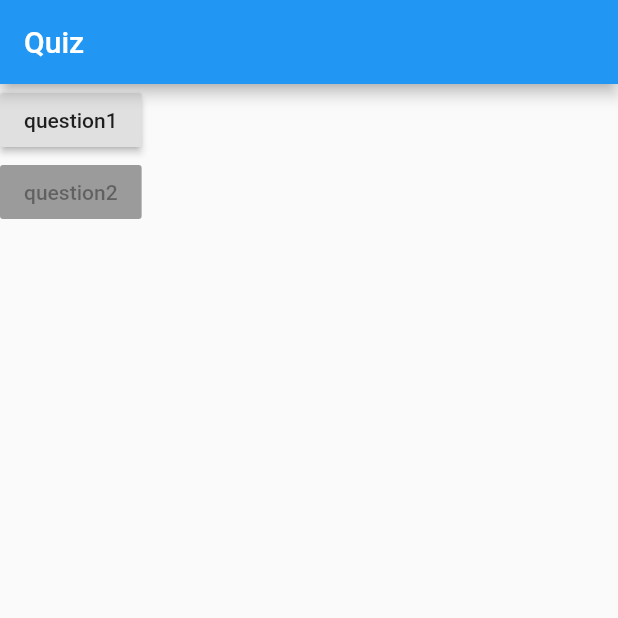
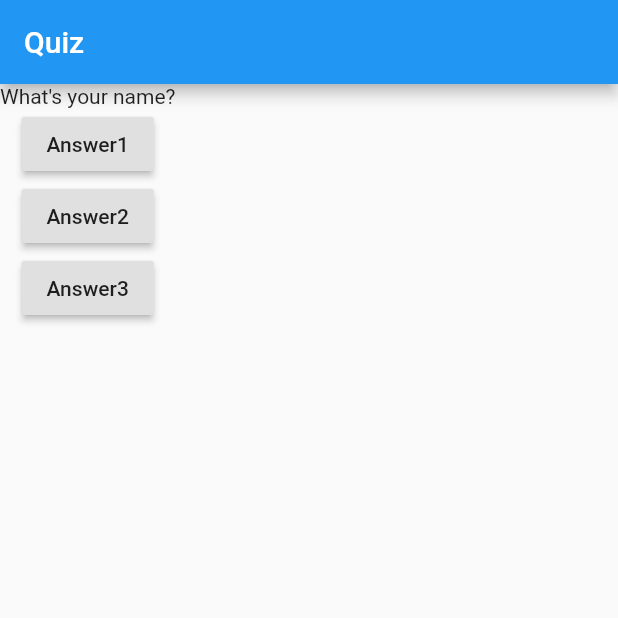
Before and after one commit to amrhesham95/Flutter_Project1_QuizApp, a Flutter app: the screen it shows after launch, on a phone screen of 412 x 824 dp, the top half of it. Run offline on Flutter 3.47's test engine with Material 2 defaults, Android fonts, the phone set to English and light mode, and no system bars.

Commit message:
adding questions and answers

```diff
--- a/Quiz_App/lib/main.dart
+++ b/Quiz_App/lib/main.dart
@@ -5,7 +5,18 @@ void main() {
 }
 
 class MyApp extends StatelessWidget {
-  var questions = ["question1", "question2"];
+  var questions = [
+    "What's your name?",
+    "Where are you from?",
+    "How old are you?"
+  ];
+  var questionIndex = 0;
+
+  answerQuestion() {
+    questionIndex++;
+    print(questionIndex);
+  }
+
   Widget build(BuildContext context) {
     return MaterialApp(
       home: Scaffold(
@@ -14,12 +25,18 @@ class MyApp extends StatelessWidget {
         ),
         body: Column(
           children: [
+            Text(questions[questionIndex]),
             RaisedButton(
-              child: Text(questions[0]),
-              onPressed: () => print(questions[0]),
+              child: Text("Answer1"),
+              onPressed: answerQuestion,
             ),
             RaisedButton(
-              child: Text(questions[1]),
+              child: Text("Answer2"),
+              onPressed: answerQuestion,
+            ),
+            RaisedButton(
+              child: Text("Answer3"),
+              onPressed: answerQuestion,
             ),
           ],
         ),
```
